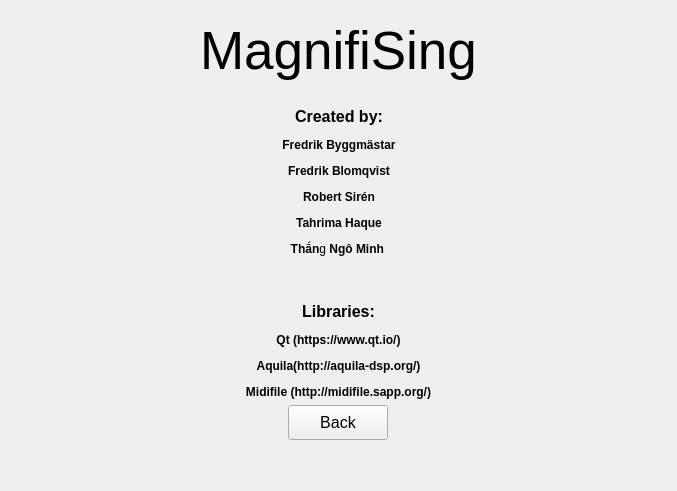
Above: src/helpview.ui from Vorxil/MagnifiSing before the change. Below: the same form after it.
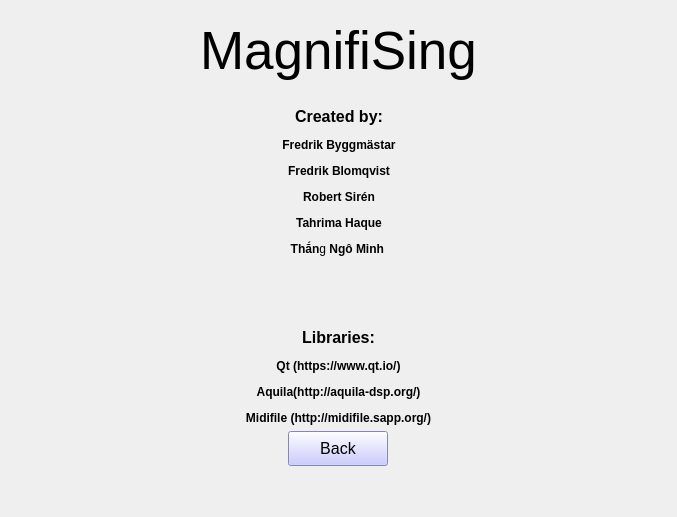
That is the form after the change.

```diff
--- a/src/helpview.ui
+++ b/src/helpview.ui
@@ -7,7 +7,7 @@
     <x>0</x>
     <y>0</y>
     <width>677</width>
-    <height>348</height>
+    <height>517</height>
    </rect>
   </property>
   <property name="windowTitle">
@@ -149,6 +149,10 @@
          <pointsize>12</pointsize>
         </font>
        </property>
+       <property name="styleSheet">
+        <string notr="true">border-color: rgb(0, 0, 127); 
+background-color: rgb(187, 188, 255);</string>
+       </property>
        <property name="text">
         <string>Back</string>
        </property>
```
